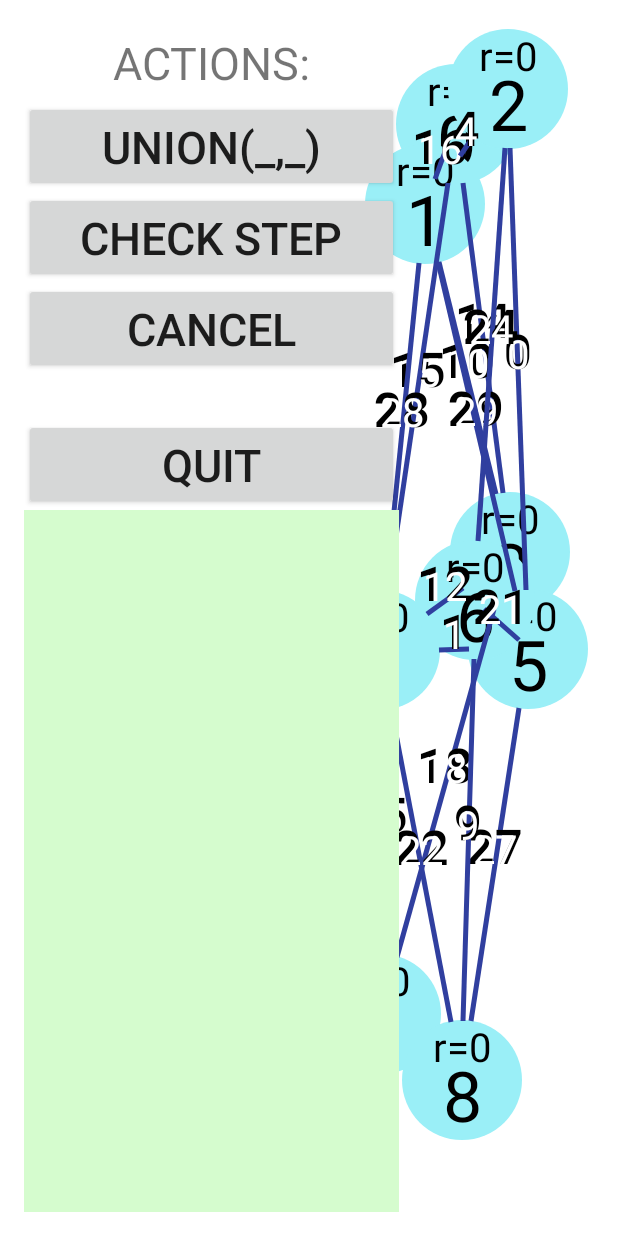
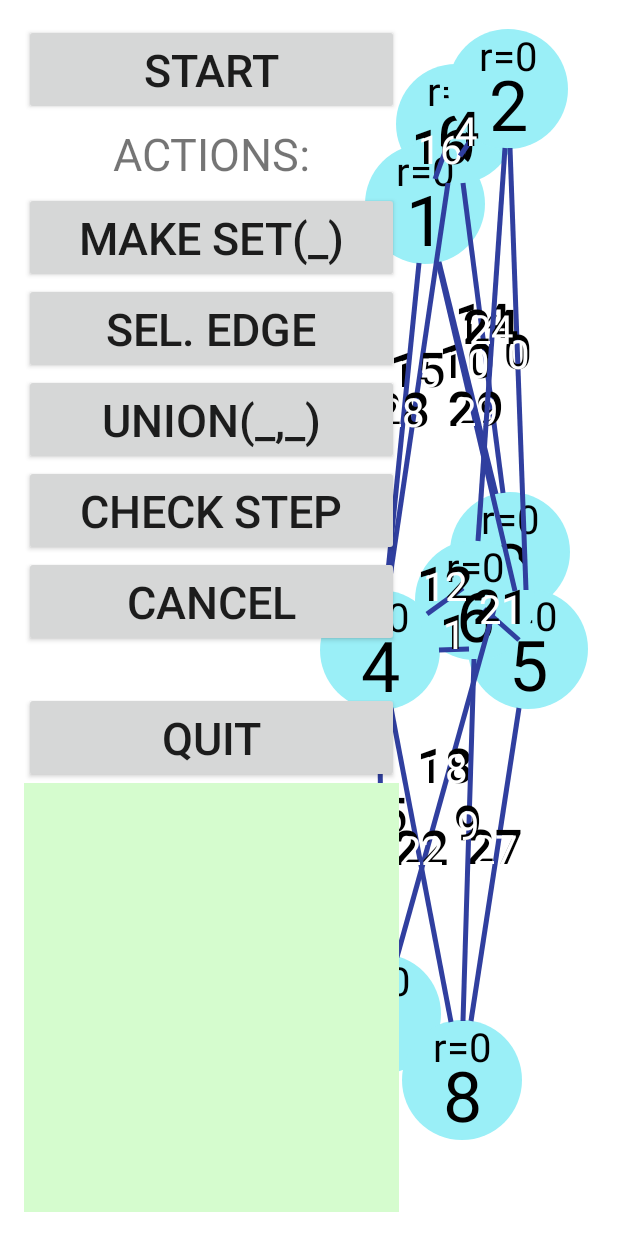
Before and after one commit to hkourtev/TomatoPotato, an Android app: the TestActivity screen opened directly, with no data from a screen before it, on a phone screen of 412 x 824 dp. Run offline under Robolectric (Android 15) with nearby library versions, the phone set to English and light mode, and no system bars.

Commit message:
Further work on the test activity Added more buttons - make set, cancel, select edge, etc Added class that extends our canvas in order to be able to detect touches - need to implement function for detection Created extra step "selectEdge" cause we had missed that.

```diff
--- a/app/src/main/res/layout/activity_test.xml
+++ b/app/src/main/res/layout/activity_test.xml
@@ -13,6 +13,14 @@ tools:context="com.njinfotech.algorithmvisualizer.TestActivity">
     android:layout_height="match_parent"
     android:orientation="vertical">
 
+    <Button
+        android:layout_width="match_parent"
+        android:layout_height="wrap_content"
+        android:text="@string/btnTestStart"
+        android:textSize="@dimen/activityTestBtnTxtSize"
+        android:id="@id/btnTestStart"
+        android:onClick="startTest" />
+
     <TextView
         android:layout_width="match_parent"
         android:layout_height="wrap_content"
@@ -24,10 +32,26 @@ tools:context="com.njinfotech.algorithmvisualizer.TestActivity">
     <Button
         android:layout_width="match_parent"
         android:layout_height="wrap_content"
+        android:text="@string/btnTestMakeSet"
+        android:textSize="@dimen/activityTestBtnTxtSize"
+        android:id="@id/btnTestMakeSet"
+        android:onClick="stepMakeSet" />
+
+    <Button
+        android:layout_width="match_parent"
+        android:layout_height="wrap_content"
+        android:text="@string/btnTestSelectEdge"
+        android:textSize="@dimen/activityTestBtnTxtSize"
+        android:id="@id/btnTestSelectEdge"
+        android:onClick="stepSelectEdge" />
+
+    <Button
+        android:layout_width="match_parent"
+        android:layout_height="wrap_content"
         android:text="@string/btnTestUnion"
         android:textSize="@dimen/activityTestBtnTxtSize"
         android:id="@id/btnTestUnion"
-        android:onClick="beginUnionStep" />
+        android:onClick="stepUnion" />
 
     <Button
         android:layout_width="match_parent"
@@ -35,7 +59,7 @@ tools:context="com.njinfotech.algorithmvisualizer.TestActivity">
         android:text="@string/btnTestCheck"
         android:textSize="@dimen/activityTestBtnTxtSize"
         android:id="@id/btnTestCheck"
-        android:onClick="checkStep" />
+        android:onClick="stepCheck" />
 
     <Button
         android:layout_width="match_parent"
@@ -43,7 +67,7 @@ tools:context="com.njinfotech.algorithmvisualizer.TestActivity">
         android:text="@string/btnTestCancel"
         android:textSize="@dimen/activityTestBtnTxtSize"
         android:id="@id/btnTestCancel"
-        android:onClick="cancelStep" />
+        android:onClick="stepCancel" />
 
     <TextView
         android:layout_width="match_parent"
--- a/app/src/main/res/values/ids.xml
+++ b/app/src/main/res/values/ids.xml
@@ -16,4 +16,7 @@
     <item name="btnTestUnion" type="id" />
     <item name="btnTestCheck" type="id" />
     <item name="btnTestQuit" type="id" />
+    <item name="btnTestMakeSet" type="id" />
+    <item name="btnTestSelectEdge" type="id" />
+    <item name="btnTestStart" type="id" />
 </resources>
--- a/app/src/main/res/values/strings.xml
+++ b/app/src/main/res/values/strings.xml
@@ -13,6 +13,9 @@
     <string name="txtViewAvailOpt">ACTIONS:</string>
     <string name="btnTestUnion">UNION(_,_)</string>
     <string name="btnTestCheck">CHECK STEP</string>
+    <string name="btnTestMakeSet">MAKE SET(_)</string>
+    <string name="btnTestSelectEdge">SEL. EDGE</string>
+    <string name="btnTestStart">START</string>
 
     <string name="title_activity_learn">Learn Activity</string>
     <string name="title_activity_test">Test Activity</string>
```
Also changed, not shown: app/src/main/java/com/njinfotech/algorithmvisualizer/AlgoKruskal.java (+10 -1 lines), app/src/main/java/com/njinfotech/algorithmvisualizer/TestActivity.java (+75 -9 lines).
